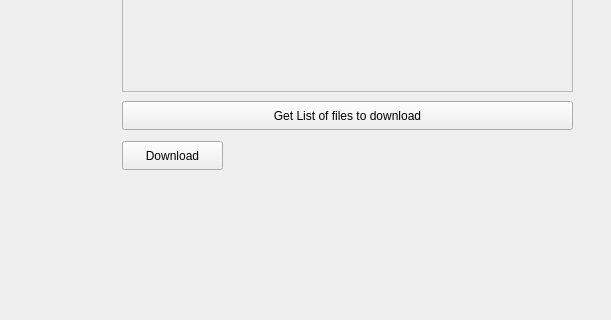
Lewis3579/NetWork, file Testing/mainwindow.ui: the form before one commit; both pictures show x 578 to 1189 and y 339 to 659 of the 1189 by 772 pixel window.
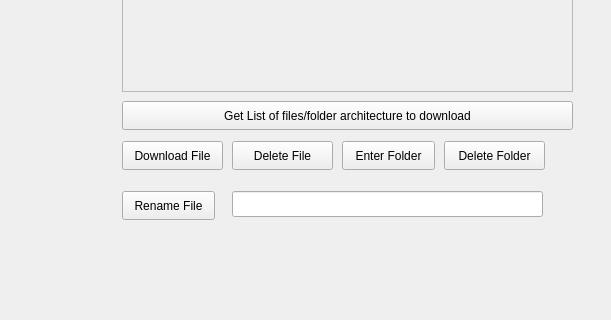
The form after the commit.

Diff of the .ui file:
```diff
--- a/Testing/mainwindow.ui
+++ b/Testing/mainwindow.ui
@@ -119,7 +119,7 @@
      </rect>
     </property>
     <property name="text">
-     <string>Get List of files to download</string>
+     <string>Get List of files/folder architecture to download</string>
     </property>
    </widget>
    <widget class="QLineEdit" name="lineEdit_2">
@@ -217,7 +217,69 @@
      </rect>
     </property>
     <property name="text">
-     <string>Download</string>
+     <string>Download File</string>
+    </property>
+   </widget>
+   <widget class="QPushButton" name="pushButton_8">
+    <property name="geometry">
+     <rect>
+      <x>810</x>
+      <y>480</y>
+      <width>101</width>
+      <height>29</height>
+     </rect>
+    </property>
+    <property name="text">
+     <string>Delete File</string>
+    </property>
+   </widget>
+   <widget class="QPushButton" name="pushButton_9">
+    <property name="geometry">
+     <rect>
+      <x>920</x>
+      <y>480</y>
+      <width>93</width>
+      <height>29</height>
+     </rect>
+    </property>
+    <property name="text">
+     <string>Enter Folder</string>
+    </property>
+   </widget>
+   <widget class="QPushButton" name="pushButton_10">
+    <property name="geometry">
+     <rect>
+      <x>1022</x>
+      <y>480</y>
+      <width>101</width>
+      <height>29</height>
+     </rect>
+    </property>
+    <property name="text">
+     <string>Delete Folder</string>
+    </property>
+   </widget>
+   <widget class="QPushButton" name="pushButton_11">
+    <property name="geometry">
+     <rect>
+      <x>700</x>
+      <y>530</y>
+      <width>93</width>
+      <height>29</height>
+     </rect>
+    </property>
+    <property name="text">
+     <string>Rename File</string>
+    </property>
+   </widget>
+   <widget class="QLineEdit" name="lineEdit_4">
+    <property name="geometry">
+     <rect>
+      <x>810</x>
+      <y>530</y>
+      <width>311</width>
+      <height>26</height>
+     </rect>
     </property>
    </widget>
   </widget>
```
